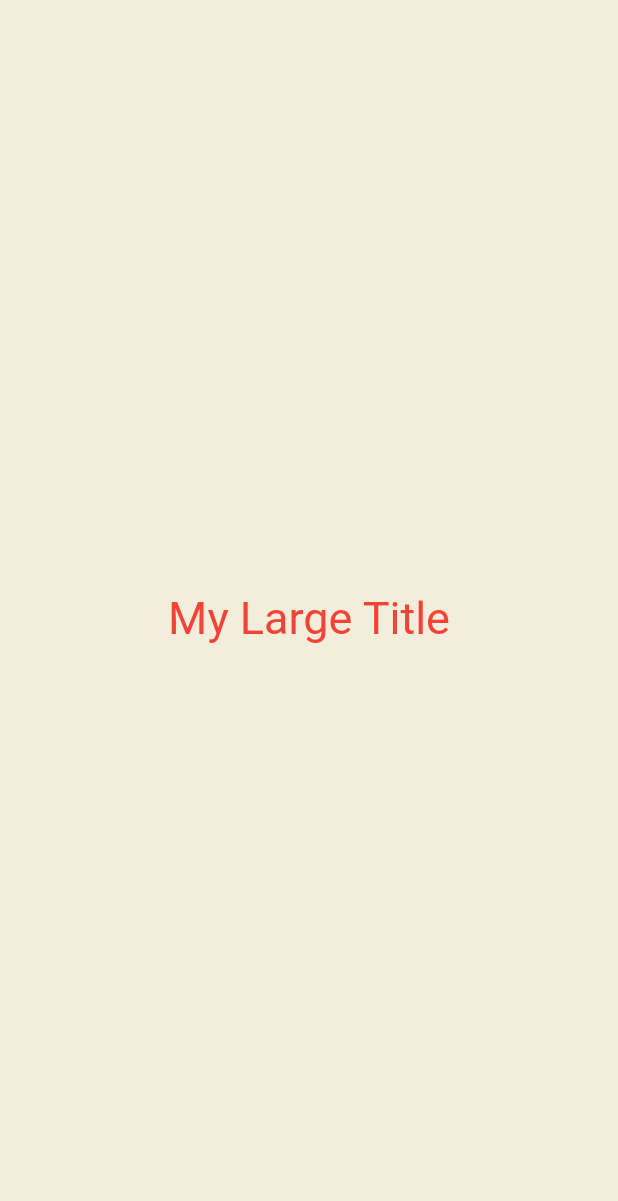
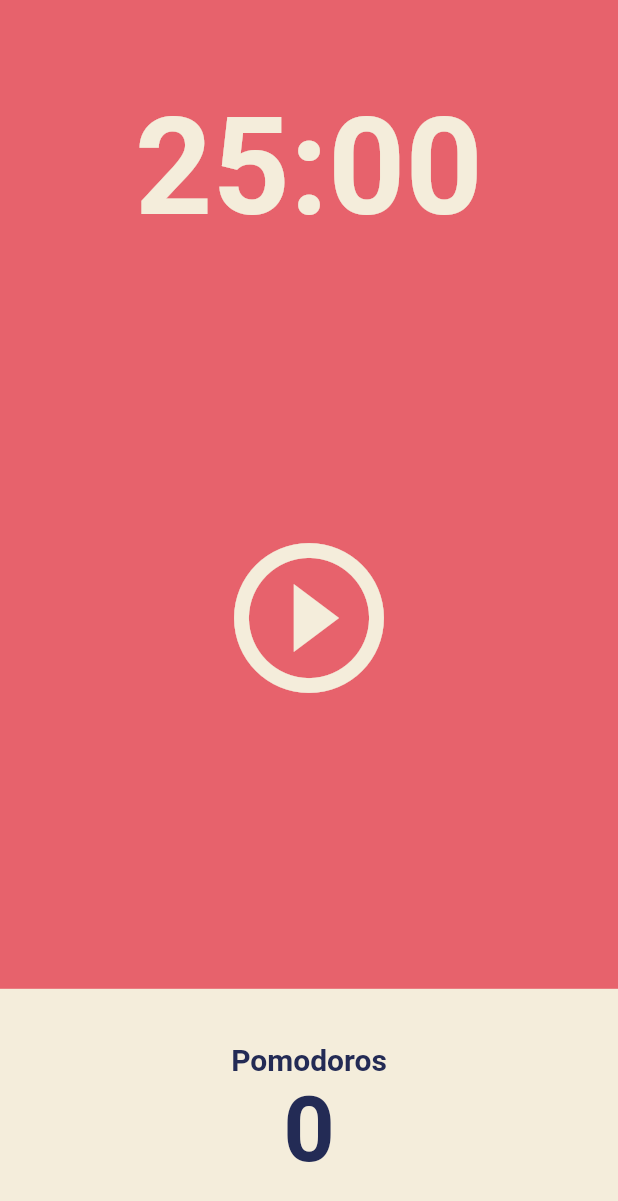
Before and after one commit to Alpaca92/IAL, a Flutter app: the screen it shows after launch, on a phone screen of 412 x 824 dp. Shown: the top 1201 px of the screen. Run offline on Flutter 3.47's test engine with Material 2 defaults, Android fonts, the phone set to English and light mode, and no system bars.

Commit message:
flutter #5.0

```diff
--- a/flutter/toonflix/lib/main.dart
+++ b/flutter/toonflix/lib/main.dart
@@ -1,55 +1,28 @@
 import 'package:flutter/material.dart';
+import 'package:toonflix/screens/home_screen.dart';
 
 void main() {
   runApp(const App());
 }
 
-class App extends StatefulWidget {
+class App extends StatelessWidget {
   const App({super.key});
 
-  @override
-  State<App> createState() => _MyWidgetState();
-}
-
-class _MyWidgetState extends State<App> {
   @override
   Widget build(BuildContext context) {
     return MaterialApp(
       theme: ThemeData(
+        colorScheme: ColorScheme.fromSwatch(
+          backgroundColor: const Color(0xFFE7626C),
+        ),
         textTheme: const TextTheme(
-          titleLarge: TextStyle(
-            color: Colors.red,
+          headlineLarge: TextStyle(
+            color: Color(0xFF232B55),
           ),
         ),
+        cardColor: const Color(0xFFF4EDDB),
       ),
-      home: const Scaffold(
-        backgroundColor: Color(0xFFF3EDDB),
-        body: Center(
-          child: Column(
-            mainAxisAlignment: MainAxisAlignment.center,
-            children: [
-              MyLargeTitle(),
-            ],
-          ),
-        ),
-      ),
+      home: const HomeScreen(),
     );
   }
 }
-
-class MyLargeTitle extends StatelessWidget {
-  const MyLargeTitle({
-    super.key,
-  });
-
-  @override
-  Widget build(BuildContext context) {
-    return Text(
-      'My Large Title',
-      style: TextStyle(
-        fontSize: 30,
-        color: Theme.of(context).textTheme.titleLarge!.color,
-      ),
-    );
-  }
-}
--- /dev/null
+++ b/flutter/toonflix/lib/screens/home_screen.dart
@@ -0,0 +1,89 @@
+import 'package:flutter/material.dart';
+
+class HomeScreen extends StatefulWidget {
+  const HomeScreen({super.key});
+
+  @override
+  State<HomeScreen> createState() => _HomeScreenState();
+}
+
+class _HomeScreenState extends State<HomeScreen> {
+  @override
+  Widget build(BuildContext context) {
+    return Scaffold(
+      backgroundColor: Theme.of(context).colorScheme.background,
+      body: Column(
+        children: [
+          Flexible(
+            flex: 1,
+            child: Container(
+              alignment: Alignment.bottomCenter,
+              child: Text(
+                '25:00',
+                style: TextStyle(
+                  color: Theme.of(context).cardColor,
+                  fontSize: 90,
+                  fontWeight: FontWeight.w600,
+                ),
+              ),
+            ),
+          ),
+          Flexible(
+            flex: 3,
+            child: Center(
+              child: IconButton(
+                icon: const Icon(
+                  Icons.play_circle_outline,
+                ),
+                iconSize: 120,
+                color: Theme.of(context).cardColor,
+                onPressed: () {},
+              ),
+            ),
+          ),
+          Flexible(
+            flex: 1,
+            child: Row(
+              children: [
+                Expanded(
+                  child: Container(
+                    decoration: BoxDecoration(
+                      color: Theme.of(context).cardColor,
+                    ),
+                    child: Column(
+                      mainAxisAlignment: MainAxisAlignment.center,
+                      children: [
+                        Text(
+                          'Pomodoros',
+                          style: TextStyle(
+                            fontSize: 20,
+                            fontWeight: FontWeight.w600,
+                            color: Theme.of(context)
+                                .textTheme
+                                .headlineLarge!
+                                .color,
+                          ),
+                        ),
+                        Text(
+                          '0',
+                          style: TextStyle(
+                            fontSize: 60,
+                            fontWeight: FontWeight.w600,
+                            color: Theme.of(context)
+                                .textTheme
+                                .headlineLarge!
+                                .color,
+                          ),
+                        ),
+                      ],
+                    ),
+                  ),
+                ),
+              ],
+            ),
+          ),
+        ],
+      ),
+    );
+  }
+}
```
